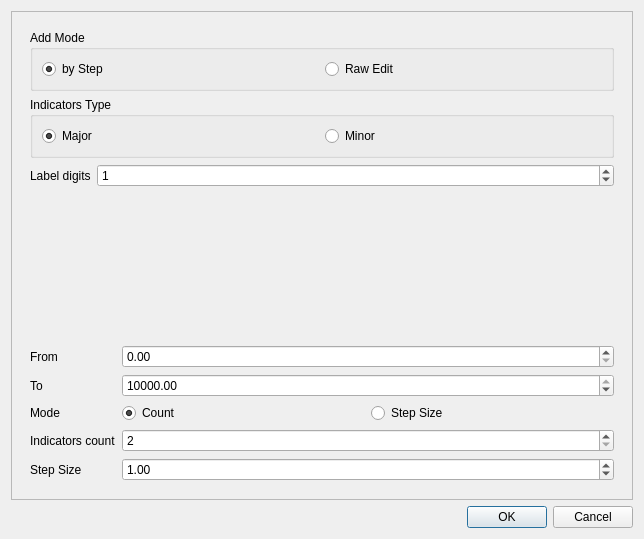
First picture: the form in Widgets/addliindicatorsdialog.ui, repository Mattia-Sacchi/A3D, before the edit.
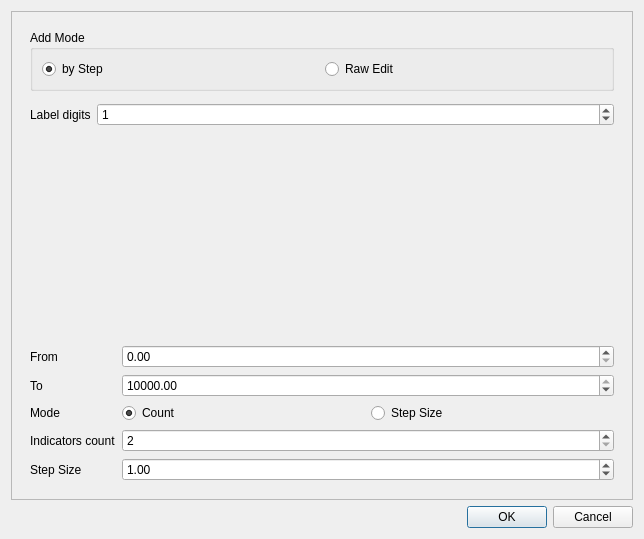
Second picture: the form after the edit. Custom widgets are drawn as their Qt base class.

Commit message: Aggiunto ChartIndicatorTypeWidget

The edit to the form file:
```diff
--- a/Widgets/addliindicatorsdialog.ui
+++ b/Widgets/addliindicatorsdialog.ui
@@ -82,30 +82,7 @@
            </widget>
           </item>
           <item row="1" column="0" colspan="2">
-           <widget class="QGroupBox" name="groupBox_2">
-            <property name="title">
-             <string>Indicators Type</string>
-            </property>
-            <layout class="QHBoxLayout" name="horizontalLayout">
-             <item>
-              <widget class="QRadioButton" name="majorRadioButton">
-               <property name="text">
-                <string>Major</string>
-               </property>
-               <property name="checked">
-                <bool>true</bool>
-               </property>
-              </widget>
-             </item>
-             <item>
-              <widget class="QRadioButton" name="minorRadioButton">
-               <property name="text">
-                <string>Minor</string>
-               </property>
-              </widget>
-             </item>
-            </layout>
-           </widget>
+           <widget class="ChartIndicatorTypeWidget" name="indicatorTypeWidget" native="true"/>
           </item>
          </layout>
         </widget>
@@ -265,6 +242,12 @@
    <header>valuespreviewwidget.h</header>
    <container>1</container>
   </customwidget>
+  <customwidget>
+   <class>ChartIndicatorTypeWidget</class>
+   <extends>QWidget</extends>
+   <header>chartindicatortypewidget.h</header>
+   <container>1</container>
+  </customwidget>
  </customwidgets>
  <resources/>
  <connections>
```
The commit also changes 10 other files.
